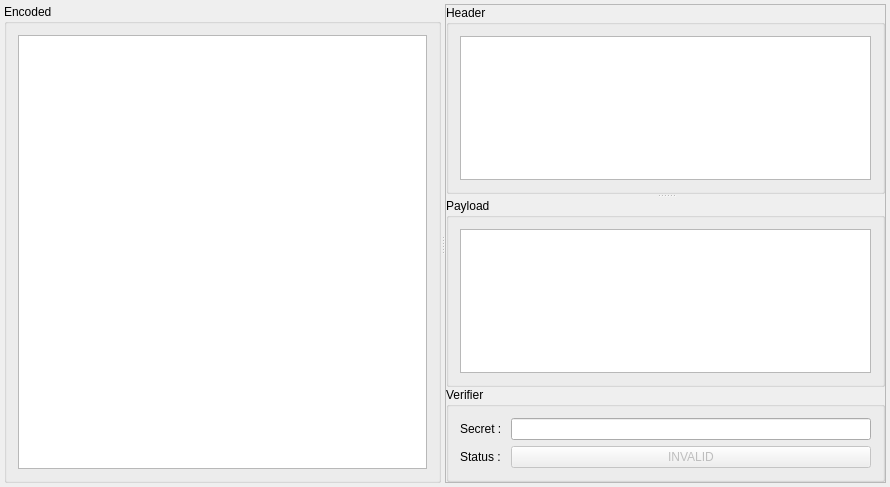
First picture: the form in examples/jwtverifier/dialog.ui, repository juangburgos/QJsonWebToken, before the edit.
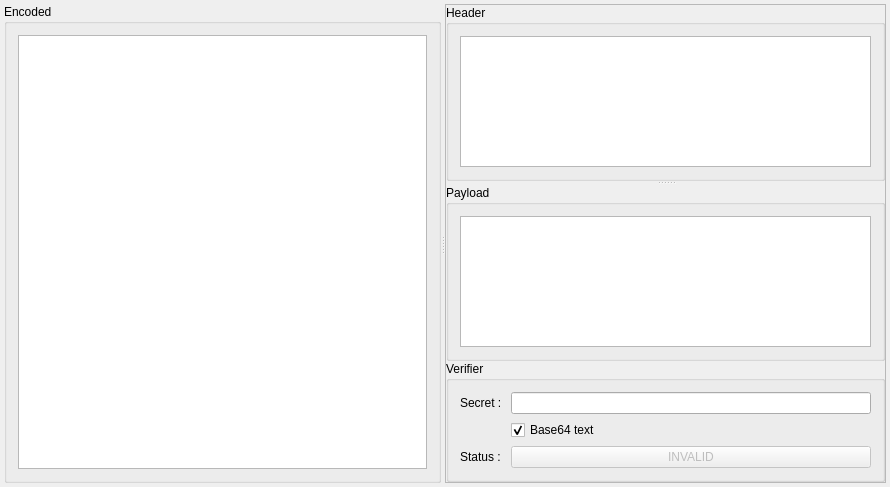
Second picture: the form after the edit.

```diff
--- a/examples/jwtverifier/dialog.ui
+++ b/examples/jwtverifier/dialog.ui
@@ -115,14 +115,14 @@
           <item row="0" column="1">
            <widget class="QLineEdit" name="lineEditSecret"/>
           </item>
-          <item row="1" column="0">
+          <item row="2" column="0">
            <widget class="QLabel" name="label_2">
             <property name="text">
              <string>Status : </string>
             </property>
            </widget>
           </item>
-          <item row="1" column="1">
+          <item row="2" column="1">
            <widget class="QPushButton" name="pushStatus">
             <property name="enabled">
              <bool>false</bool>
@@ -135,6 +135,16 @@
             </property>
            </widget>
           </item>
+          <item row="1" column="1">
+           <widget class="QCheckBox" name="checkBoxIsOctet">
+            <property name="text">
+             <string>Base64 text</string>
+            </property>
+            <property name="checked">
+             <bool>true</bool>
+            </property>
+           </widget>
+          </item>
          </layout>
         </widget>
        </item>
```
